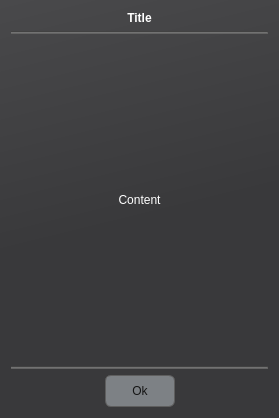
This is Source/Resources/Forms/CustomDialog.ui in alliedvision/V4L2Viewer as Qt 5 draws it before an edit. The edited form follows.
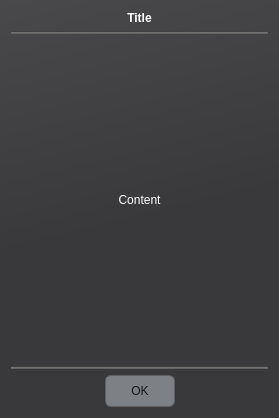
This is the edited form.

What changed in the file:
```diff
--- a/Source/Resources/Forms/CustomDialog.ui
+++ b/Source/Resources/Forms/CustomDialog.ui
@@ -78,7 +78,7 @@
 }</string>
        </property>
        <property name="text">
-        <string>Ok</string>
+        <string>OK</string>
        </property>
       </widget>
      </item>
```
